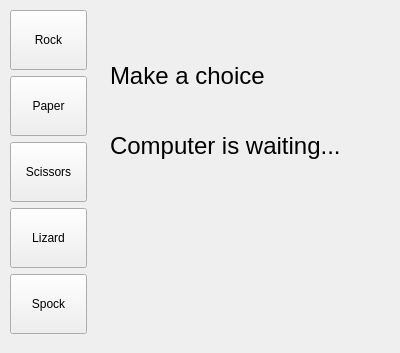
Before: the Qt Designer form gui/main_window.ui in treegem/RockPaperScissors, drawn with Qt 5.
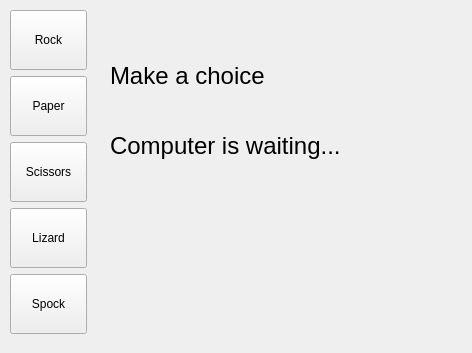
After: the same form once the commit is applied.

Commit message: rule displayed

What changed in the file:
```diff
--- a/gui/main_window.ui
+++ b/gui/main_window.ui
@@ -6,7 +6,7 @@
    <rect>
     <x>0</x>
     <y>0</y>
-    <width>400</width>
+    <width>472</width>
     <height>353</height>
    </rect>
   </property>
@@ -144,7 +144,7 @@
     <rect>
      <x>110</x>
      <y>230</y>
-     <width>261</width>
+     <width>341</width>
      <height>51</height>
     </rect>
    </property>
```
The commit also changes 2 other files.
